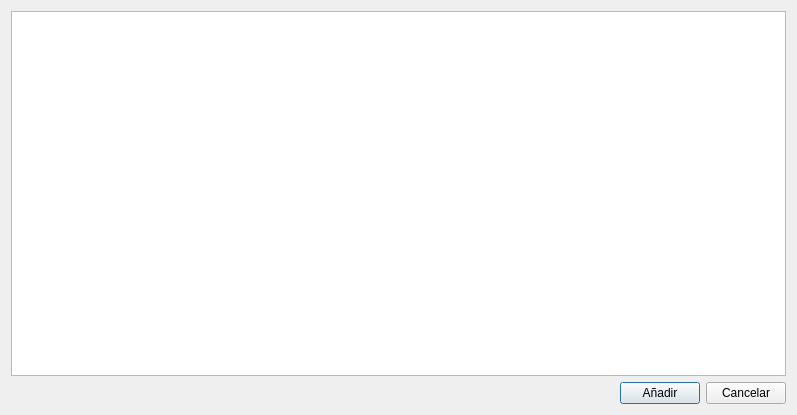
This is frmanalitica2.ui in arcnexus/RedFoX as Qt 5 draws it before an edit. The edited form follows.
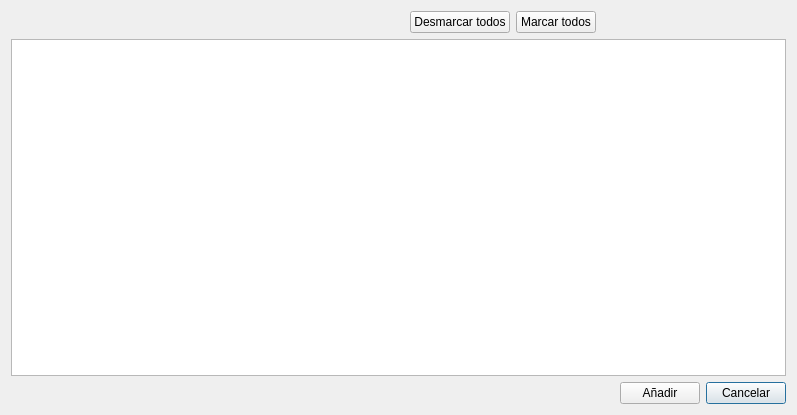
This is the edited form. Icons and pictures are not drawn.

Patch:
```diff
--- a/frmanalitica2.ui
+++ b/frmanalitica2.ui
@@ -18,18 +18,7 @@
     <normaloff>:/Icons/PNG/terra.png</normaloff>:/Icons/PNG/terra.png</iconset>
   </property>
   <layout class="QGridLayout" name="gridLayout">
-   <item row="1" column="1">
-    <widget class="QPushButton" name="btnAnadir">
-     <property name="text">
-      <string>Añadir</string>
-     </property>
-     <property name="icon">
-      <iconset resource="terra.qrc">
-       <normaloff>:/Icons/PNG/add.png</normaloff>:/Icons/PNG/add.png</iconset>
-     </property>
-    </widget>
-   </item>
-   <item row="1" column="2">
+   <item row="2" column="7">
     <widget class="QPushButton" name="btnCancelar">
      <property name="text">
       <string>Cancelar</string>
@@ -40,7 +29,7 @@
      </property>
     </widget>
    </item>
-   <item row="1" column="0">
+   <item row="2" column="0">
     <spacer name="horizontalSpacer">
      <property name="orientation">
       <enum>Qt::Horizontal</enum>
@@ -53,9 +42,40 @@
      </property>
     </spacer>
    </item>
-   <item row="0" column="0" colspan="3">
+   <item row="2" column="6">
+    <widget class="QPushButton" name="btnAnadir">
+     <property name="text">
+      <string>Añadir</string>
+     </property>
+     <property name="icon">
+      <iconset resource="terra.qrc">
+       <normaloff>:/Icons/PNG/add.png</normaloff>:/Icons/PNG/add.png</iconset>
+     </property>
+    </widget>
+   </item>
+   <item row="1" column="0" colspan="8">
     <widget class="QTableWidget" name="tabla"/>
    </item>
+   <item row="0" column="2">
+    <widget class="QPushButton" name="btnMarcar">
+     <property name="text">
+      <string>Marcar todos</string>
+     </property>
+    </widget>
+   </item>
+   <item row="0" column="1">
+    <widget class="QPushButton" name="btnDesmarcar">
+     <property name="maximumSize">
+      <size>
+       <width>167</width>
+       <height>16777215</height>
+      </size>
+     </property>
+     <property name="text">
+      <string>Desmarcar todos</string>
+     </property>
+    </widget>
+   </item>
   </layout>
  </widget>
  <resources>
```
